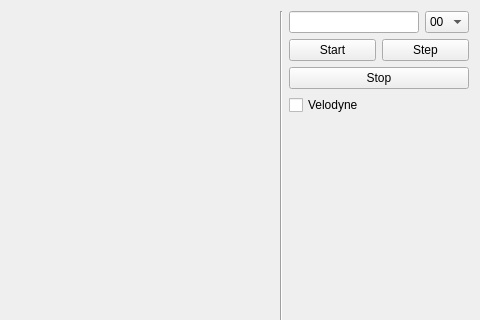
Qt form src/window.ui (youngsikshin/kitti-player-lcm) before a commit; both pictures show x 537 to 1017 and y 0 to 320 of the 1017 by 591 pixel window.
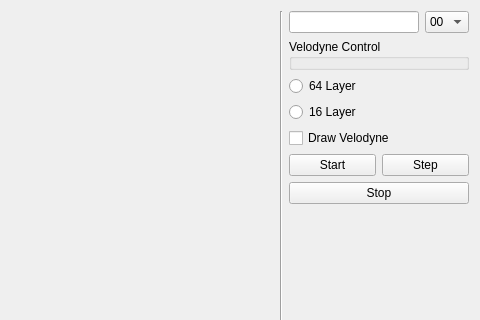
The same form after that commit. Custom widgets are drawn as their Qt base class.

Commit message: add velodyne layer selector

The edit to the form file:
```diff
--- a/src/window.ui
+++ b/src/window.ui
@@ -138,6 +138,34 @@
          </item>
         </layout>
        </item>
+       <item>
+        <widget class="QGroupBox" name="groupBox">
+         <property name="title">
+          <string>Velodyne Control</string>
+         </property>
+        </widget>
+       </item>
+       <item>
+        <widget class="QRadioButton" name="layerSelector1">
+         <property name="text">
+          <string>64 Layer</string>
+         </property>
+        </widget>
+       </item>
+       <item>
+        <widget class="QRadioButton" name="layerSelector2">
+         <property name="text">
+          <string>16 Layer</string>
+         </property>
+        </widget>
+       </item>
+       <item>
+        <widget class="QCheckBox" name="vlpCheckBox">
+         <property name="text">
+          <string>Draw Velodyne</string>
+         </property>
+        </widget>
+       </item>
        <item>
         <layout class="QHBoxLayout" name="horizontalLayout_6">
          <item>
@@ -163,13 +191,6 @@
          </property>
         </widget>
        </item>
-       <item>
-        <widget class="QCheckBox" name="vlpCheckBox">
-         <property name="text">
-          <string>Velodyne</string>
-         </property>
-        </widget>
-       </item>
        <item>
         <spacer name="verticalSpacer">
          <property name="orientation">
```
The commit also changes 5 other files.
